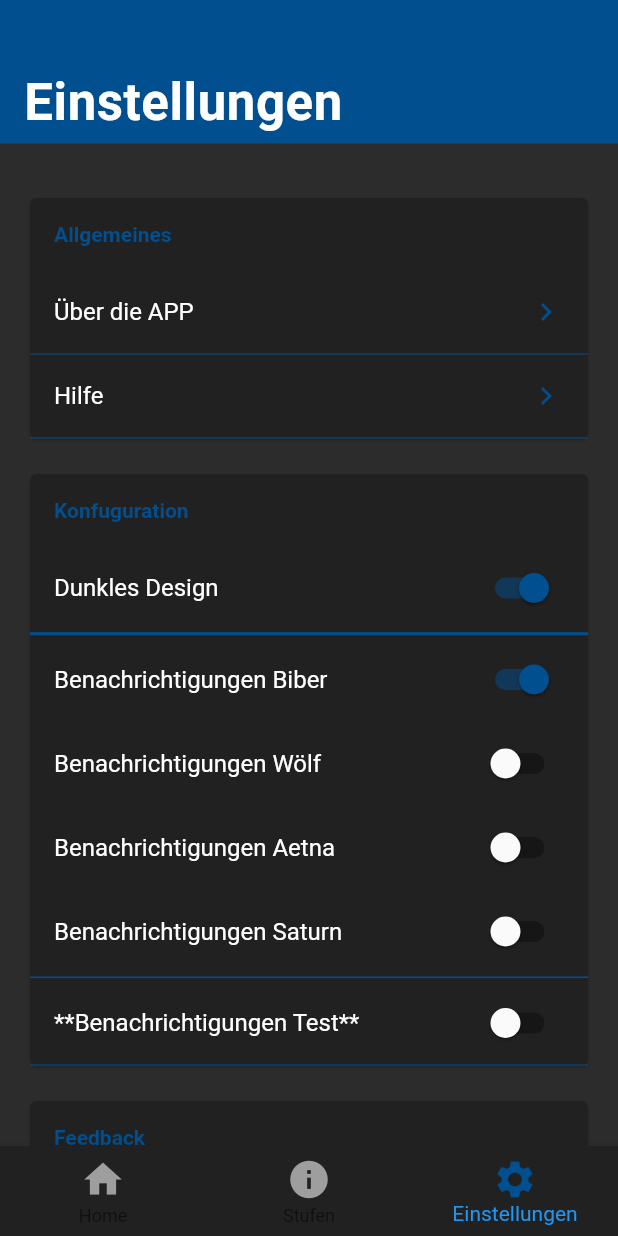
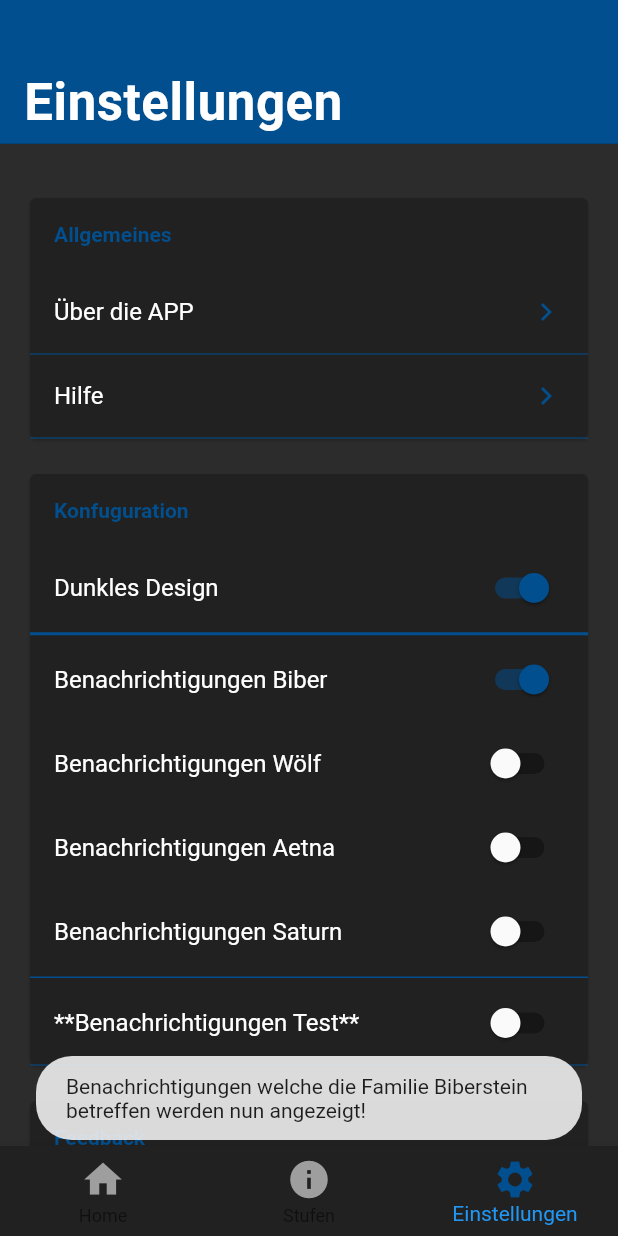
Before and after one commit to Pfadi-Nunenen/nuenenen_app, a Flutter app: the screen it shows after launch, item 3 of the bottom bar chosen, after a tap on "Benachrichtigungen Biber", on a phone screen of 412 x 824 dp. Run offline on Flutter 3.47's test engine with Material 2 defaults, Android fonts, the phone set to English and light mode, and no system bars; our stand-ins replace firebase_messaging, fluro, flutter_html, fluttertoast, shared_preferences, webview_flutter; accounts and stored records are empty; Roboto replaces fonts that are missing (Product Sans); statements that could not run were skipped.

Commit message:
Implement FCM-handling

```diff
--- a/lib/screens/settings/settings_page.dart
+++ b/lib/screens/settings/settings_page.dart
@@ -1,6 +1,9 @@
+import 'package:firebase_messaging/firebase_messaging.dart';
 import 'package:fluro/fluro.dart';
 import 'package:flutter/cupertino.dart';
 import 'package:flutter/material.dart';
+import 'package:fluttertoast/fluttertoast.dart';
+import 'package:shared_preferences/shared_preferences.dart';
 import 'package:url_launcher/url_launcher.dart';
 import 'package:nuenenen/theme/colors.dart';
 import 'package:nuenenen/user_info.dart';
@@ -11,15 +14,48 @@ class SettingsPage extends StatefulWidget {
 }
 
 class _SettingsPageState extends State<SettingsPage>{
+	FirebaseMessaging _firebaseMessaging =  FirebaseMessaging();
+
 	bool allowBiberNotification = false;
 	bool allowWolfNotification = false;
 	bool allowAetnaNotification = false;
 	bool allowSaturnNotification = false;
 	bool allowDevNotification = false;
 
-	void setPushAbo(){
+	savePref(String key, bool value) async {
+		final SharedPreferences sharedPrefs = await SharedPreferences.getInstance();
+		sharedPrefs.setBool(key, value);
+	}
 
+	restorePref() async {
+		final SharedPreferences sharedPrefs = await SharedPreferences.getInstance();
+		setState(() {
+			allowBiberNotification = (sharedPrefs.getBool('biberNot') ?? false);
+			allowWolfNotification = (sharedPrefs.getBool('wolfNot') ?? false);
+			allowAetnaNotification = (sharedPrefs.getBool('aetnaNot') ?? false);
+			allowSaturnNotification = (sharedPrefs.getBool('saturnNot') ?? false);
+			allowDevNotification = (sharedPrefs.getBool('devNot') ?? false);
+		});
 	}
+
+	setNotificationChannel(String channelKey, bool state, String what){
+		if(state == true){
+			_firebaseMessaging.subscribeToTopic(channelKey);
+			Fluttertoast.showToast(msg: "Benachrichtigungen welche ${what} betreffen werden nun angezeigt!");
+		}else if(state == false){
+			_firebaseMessaging.unsubscribeFromTopic(channelKey);
+			Fluttertoast.showToast(msg: "Benachrichtigungen welche ${what} betreffen werden nicht mehr angezeigt!");
+		}else{
+			print("WTF have you done? This is impossible...");
+		}
+	}
+
+	@override
+	void initState() {
+		super.initState();
+		restorePref();
+	}
+
 
 	@override
 	Widget build(BuildContext context) {
@@ -115,6 +151,8 @@ class _SettingsPageState extends State<SettingsPage>{
 												setState(() {
 													allowBiberNotification = value;
 												});
+												savePref('biberNot', value);
+												setNotificationChannel('biber', value, 'die Familie Biberstein');
 											},
 										),
 										new SwitchListTile.adaptive(
@@ -125,6 +163,8 @@ class _SettingsPageState extends State<SettingsPage>{
 												setState(() {
 													allowWolfNotification = value;
 												});
+												savePref('wolfNot', value);
+												setNotificationChannel('wolf', value, 'die Meute Phönix');
 											},
 										),
 										new SwitchListTile.adaptive(
@@ -135,6 +175,8 @@ class _SettingsPageState extends State<SettingsPage>{
 												setState(() {
 													allowAetnaNotification = value;
 												});
+												savePref('aetnaNot', value);
+												setNotificationChannel('aetna', value, 'den Stamm Aetna');
 											},
 										),
 										new SwitchListTile.adaptive(
@@ -145,6 +187,8 @@ class _SettingsPageState extends State<SettingsPage>{
 												setState(() {
 													allowSaturnNotification = value;
 												});
+												savePref('saturnNot', value);
+												setNotificationChannel('saturn', value, 'den Trupp Saturn');
 											},
 										),
 										new Divider(height: 5.0, color: mainColor, thickness: 1.0,),
@@ -156,6 +200,8 @@ class _SettingsPageState extends State<SettingsPage>{
 												setState(() {
 													allowDevNotification = value;
 												});
+												savePref('devNot', value);
+												setNotificationChannel('devel', value, 'die APP-Programmierer');
 											},
 										),
 										new Divider(height: 0.0, color: mainColor),
--- a/pubspec.yaml
+++ b/pubspec.yaml
@@ -34,6 +34,7 @@ dependencies:
   pull_to_refresh: ^1.5.7
   cached_network_image: ^0.7.0
   flutter_html: ^0.11.1
+  fluttertoast: ^3.1.3
 
 dev_dependencies:
   flutter_test:
```
Also changed, not shown: lib/screens/overview/stufen_page.dart (indentation only), pubspec.lock.
